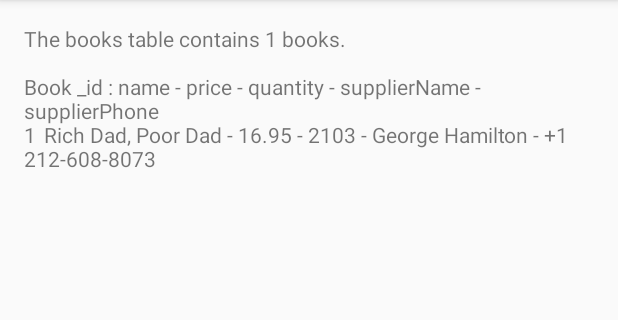
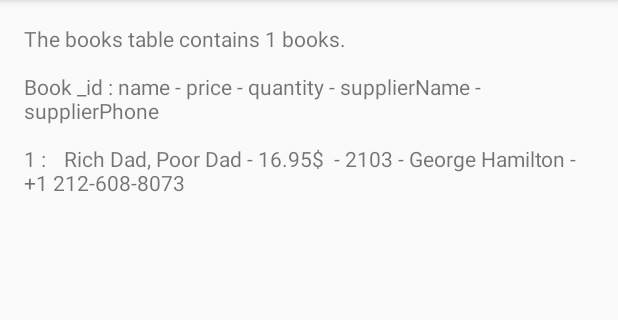
Before and after one commit to JianoMamo/BookStoreApp, an Android app: the screen it shows after launch (MainActivity), on a phone screen of 412 x 824 dp, the part 84-404 px from its top. Run offline under Robolectric (Android 15) with nearby library versions, the phone set to English and light mode, and no system bars.

Commit message:
Changing the format of the message that appears in TextView.

```diff
--- a/app/src/main/java/com/example/android/bookstoreapp/MainActivity.java
+++ b/app/src/main/java/com/example/android/bookstoreapp/MainActivity.java
@@ -72,7 +72,7 @@
             //
             displayBookView.setText("The books table contains " + cursor.getCount() + " books.\n\n");
             displayBookView.append("Book " + BookEntry._ID + " : " + BookEntry.COLUMN_NAME + " - " + BookEntry.COLUMN_PRICE + " - "
-                    + BookEntry.COLUMN_QUANTITY + " - " + BookEntry.COLUMN_SUPPLIER_NAME + " - "   + BookEntry.COLUMN_SUPPLIER_PHONE);
+                    + BookEntry.COLUMN_QUANTITY + " - " + BookEntry.COLUMN_SUPPLIER_NAME + " - "   + BookEntry.COLUMN_SUPPLIER_PHONE + "\n");
 
             // Figure out the index of each column
             int idColumnIndex = cursor.getColumnIndex(BookEntry.COLUMN_ID);
@@ -95,8 +95,8 @@
                 String currentSupplierPhone = cursor.getString(supplierPhoneColumnIndex);
 
                 // Display the values from each column of the current row in the cursor in the TextView
-                displayBookView.append("\n" + currentID + "\t" + currentName + " - " + currentPrice + " - " + currentQuantity
-                                            + " - " + currentSupplierName + " - " + currentSupplierPhone + "\n");
+                displayBookView.append("\n" + currentID + " : " + "\t" + currentName + " - " + currentPrice + "$ " + " - " + currentQuantity
+                                            + " - " + currentSupplierName + " - " + "\n" + currentSupplierPhone + "\n");
             }
         } finally {
             // Closing the cursor.This releases all its resources and makes it invalid.
@@ -118,6 +118,5 @@
         long newRowId = bookDb.insert(BookEntry.TABLE_NAME,null,bookValues);
 
         Log.v("MainActivity","New Row ID " + newRowId);
-
     }
 }
--- a/app/src/main/res/layout/activity_main.xml
+++ b/app/src/main/res/layout/activity_main.xml
@@ -10,7 +10,6 @@
         android:id="@+id/text_view_book"
         android:layout_width="match_parent"
         android:layout_height="match_parent"
-        android:text="Hello World!"
         android:padding="16dp" />
 
 </android.support.constraint.ConstraintLayout>
```
